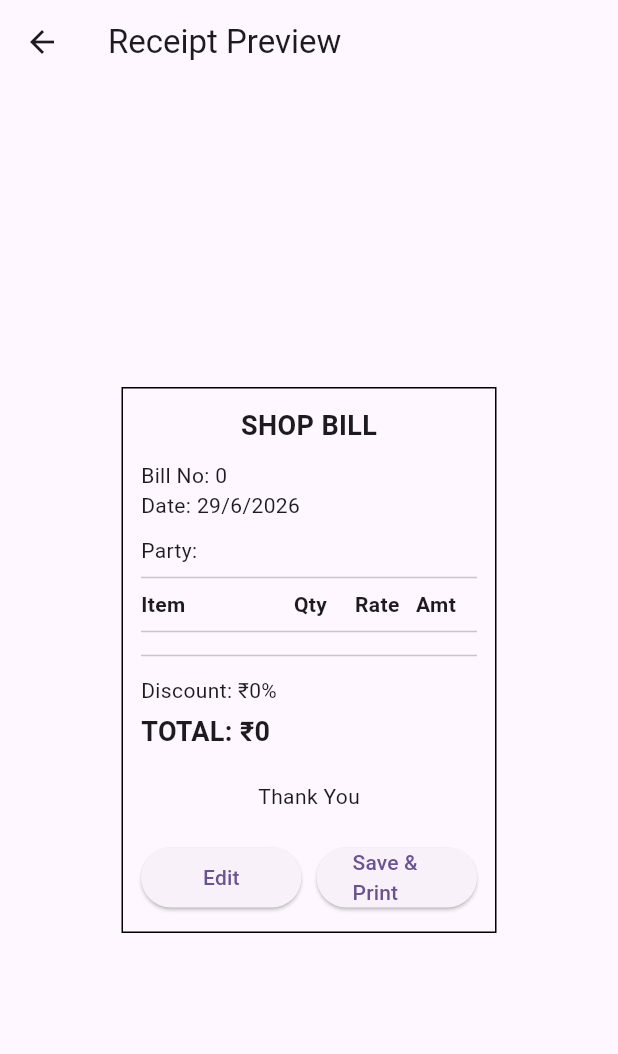
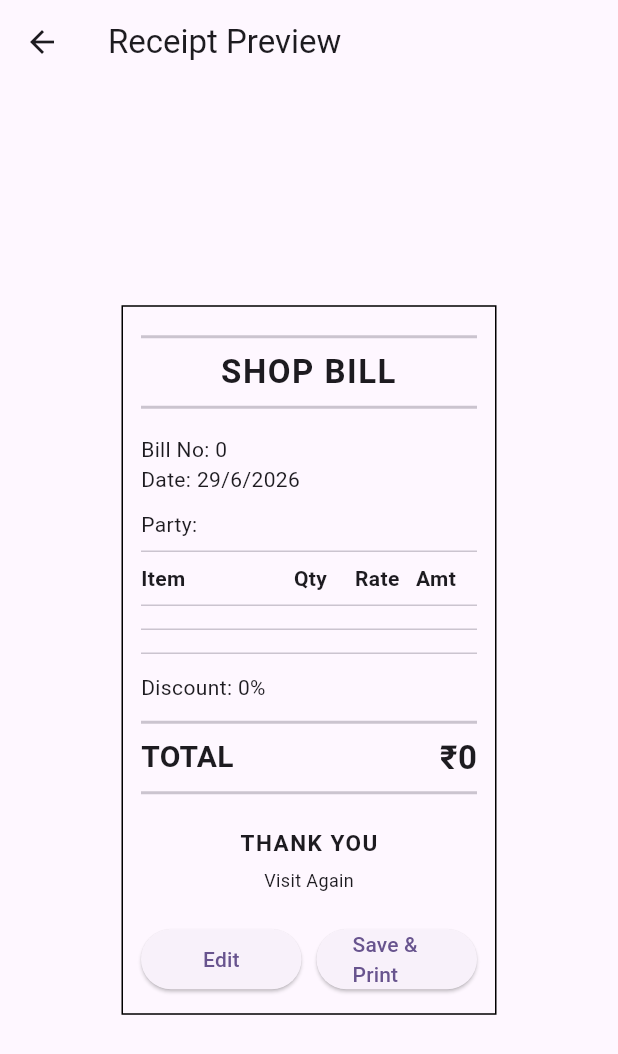
Before and after one commit to sukriti-8/Shopbill, a Flutter app: the ReceiptPreviewScreen screen opened directly with empty values, after a tap on "Save & Print", on a phone screen of 412 x 824 dp. Shown: the top 1054 px of the screen. Run offline on Flutter 3.47's test engine with Material 3 defaults, Android fonts, the phone set to English and light mode, and no system bars; our stand-ins replace hive_flutter, pdf, printing; missing offline and left inert: print_bluetooth_thermal; accounts and stored records are empty.

Commit message:
improved receipt preview and thermal print layout

```diff
--- a/lib/screens/receipt_preview_screen.dart
+++ b/lib/screens/receipt_preview_screen.dart
@@ -30,17 +30,74 @@ class ReceiptPreviewScreen extends StatelessWidget {
               child: Column(
                 crossAxisAlignment: CrossAxisAlignment.start,
                 children: [
-                  const Center(
+                 Builder(
+  builder: (context) {
+
+    final settingsBox = Hive.box('settings');
+
+    final shopName = settingsBox.get(
+      'shopName',
+      defaultValue: 'SHOP BILL',
+    );
+
+    final shopAddress = settingsBox.get(
+      'shopAddress',
+      defaultValue: '',
+    );
+
+    final shopPhone = settingsBox.get(
+      'shopPhone',
+      defaultValue: '',
+    );
+
+    return Column(
+      children: [
+
+        const Divider(thickness: 2),
+
+        Center(
           child: Text(
-                      'SHOP BILL',
-                      style: TextStyle(
-                        fontSize: 18,
+            shopName,
+            textAlign: TextAlign.center,
+            style: const TextStyle(
+              fontSize: 22,
               fontWeight: FontWeight.bold,
+              letterSpacing: 1,
             ),
           ),
         ),
 
+        if (shopAddress.isNotEmpty)
+          Padding(
+            padding: const EdgeInsets.only(top: 4),
+            child: Text(
+              shopAddress,
+              textAlign: TextAlign.center,
+              style: const TextStyle(
+                fontSize: 13,
+              ),
+            ),
+          ),
+
+        if (shopPhone.isNotEmpty)
+          Padding(
+            padding: const EdgeInsets.only(top: 2),
+            child: Text(
+              "Phone : $shopPhone",
+              textAlign: TextAlign.center,
+              style: const TextStyle(
+                fontSize: 13,
+              ),
+            ),
+          ),
+
+        const Divider(thickness: 2),
+
         const SizedBox(height: 10),
+      ],
+    );
+  },
+),
 
                   Text('Bill No: ${bill.billNo}'),
 
@@ -101,47 +158,59 @@ class ReceiptPreviewScreen extends StatelessWidget {
 
                   const Divider(),
 
-                  ...bill.items.asMap().entries.map(
-                    (entry) {
-                      final index = entry.key;
-                      final item = entry.value;
-
+                  ...bill.items.map((item) {
                     return Padding(
-                        padding: const EdgeInsets.symmetric(
-                          vertical: 2,
-                        ),
-                        child: Row(
+                      padding: const EdgeInsets.only(bottom: 10),
+                      child: Column(
+                        crossAxisAlignment: CrossAxisAlignment.start,
                         children: [
 
-
-                            Expanded(
-                              flex: 5,
-                              child: Text(item.itemName),
-                            ),
-
-                            Expanded(
-                              flex: 2,
-                              child: Text('${item.qty}'),
-                            ),
-
-                            Expanded(
-                              flex: 2,
-                              child: Text(
-                                item.rate.toStringAsFixed(0),
+                          Text(
+                            item.itemName,
+                            style: const TextStyle(
+                              fontWeight: FontWeight.w600,
+                              fontSize: 15,
                             ),
                           ),
 
-                            Expanded(
-                              flex: 2,
+                          const SizedBox(height: 2),
+
+                          Row(
+                            mainAxisAlignment: MainAxisAlignment.end,
+                            children: [
+
+                              SizedBox(
+                                width: 35,
+                                child: Text(
+                                  "${item.qty}",
+                                  textAlign: TextAlign.center,
+                                ),
+                              ),
+
+                              SizedBox(
+                                width: 45,
+                                child: Text(
+                                  item.rate.toStringAsFixed(0),
+                                  textAlign: TextAlign.center,
+                                ),
+                              ),
+
+                              SizedBox(
+                                width: 55,
                                 child: Text(
                                   item.amount.toStringAsFixed(0),
+                                  textAlign: TextAlign.end,
+                                  style: const TextStyle(
+                                    fontWeight: FontWeight.bold,
+                                  ),
                                 ),
                               ),
                             ],
                           ),
+                        ],
+                      ),
                     );
-                    },
-                  ),
+                  }),
 
                   const Divider(),
                   if (bill.balanceAdjustment != 0)
@@ -149,25 +218,69 @@ class ReceiptPreviewScreen extends StatelessWidget {
                       'Balance Adj: ₹${bill.balanceAdjustment.toStringAsFixed(0)}',
                     ),
 
-                  const SizedBox(height: 5),
+                  const Divider(),
+
+                  if (bill.balanceAdjustment != 0)
                     Text(
-                    'Discount: ₹${bill.discountPercent.toStringAsFixed(0)}%',
+                      'Balance Adj: ₹${bill.balanceAdjustment.toStringAsFixed(0)}',
                     ),
 
                   const SizedBox(height: 5),
 
                   Text(
-                    'TOTAL: ₹${bill.grandTotal.toStringAsFixed(0)}',
-                    style: const TextStyle(
-                      fontSize: 18,
+                    'Discount: ${bill.discountPercent.toStringAsFixed(0)}%',
+                  ),
+
+                  const SizedBox(height: 5),
+
+                  const Divider(thickness: 2),
+
+                  Row(
+                    mainAxisAlignment: MainAxisAlignment.spaceBetween,
+                    children: [
+
+                      const Text(
+                        "TOTAL",
+                        style: TextStyle(
+                          fontSize: 20,
                           fontWeight: FontWeight.bold,
                         ),
                       ),
 
-                  const SizedBox(height: 20),
+                      Text(
+                        "₹${bill.grandTotal.toStringAsFixed(0)}",
+                        style: const TextStyle(
+                          fontSize: 22,
+                          fontWeight: FontWeight.bold,
+                        ),
+                      ),
+                    ],
+                  ),
+
+                  const Divider(thickness: 2),
+
+                  const SizedBox(height: 15),
 
                   const Center(
-                    child: Text('Thank You'),
+                    child: Text(
+                      "THANK YOU",
+                      style: TextStyle(
+                        fontWeight: FontWeight.bold,
+                        fontSize: 15,
+                        letterSpacing: 1,
+                      ),
+                    ),
+                  ),
+
+                  const SizedBox(height: 6),
+
+                  const Center(
+                    child: Text(
+                      "Visit Again",
+                      style: TextStyle(
+                        fontSize: 12,
+                      ),
+                    ),
                   ),
 
                   const SizedBox(height: 20),
--- a/lib/services/printer_service.dart
+++ b/lib/services/printer_service.dart
@@ -41,8 +41,7 @@ class PrinterService {
 
     String receipt = '';
 
-    receipt += '$shopName\n';
-
+    receipt += '      $shopName\n';
     if (shopAddress.isNotEmpty) {
       receipt += '$shopAddress\n';
     }
@@ -50,6 +49,8 @@ class PrinterService {
    if (shopPhone.isNotEmpty) {
     receipt += 'Phone: $shopPhone\n';
     }
+
+    receipt += '\n';
 
     receipt +=
         '----------------------------\n';
@@ -65,12 +66,17 @@ class PrinterService {
         'Party   : ${bill.partyName}\n';
     }
 
+    receipt += '\n';
+
     receipt +=
         '----------------------------\n';
 
     receipt +=
-        'Item         Qty Rate   Amt\n';
-
+        'ITEM'.padRight(20) +
+        'QTY'.padLeft(3) +
+        'RATE'.padLeft(6) +
+        'AMT'.padLeft(6) +
+        '\n';
     receipt +=
         '----------------------------\n';
 
@@ -79,22 +85,14 @@ class PrinterService {
   final item = bill.items[i];
 
 
-  String name =
-      item.itemName.length > 10
-          ? item.itemName.substring(0, 10)
-          : item.itemName.padRight(10);
+  String name = item.itemName;
 
-  String qty =
-      item.qty.toString().padLeft(4);
-
-  String rate =
-      item.rate.toStringAsFixed(0).padLeft(6);
-
-  String amount =
-      item.amount.toStringAsFixed(0).padLeft(6);
+  receipt += "$name\n";
 
   receipt +=
-      '$name$qty$rate$amount\n';
+        "${item.qty.toString().padLeft(18)}"
+        "${item.rate.toStringAsFixed(0).padLeft(7)}"
+        "${item.amount.toStringAsFixed(0).padLeft(7)}\n\n";
 }
     receipt +=
         '----------------------------\n';
@@ -116,16 +114,26 @@ class PrinterService {
     }
 
     receipt +=
-        'TOTAL'.padRight(24) +
-        bill.grandTotal.toStringAsFixed(0) +
-        '\n';
+    '============================\n';
+
+    receipt +=
+        'TOTAL'.padRight(18) +
+        '₹${bill.grandTotal.toStringAsFixed(0)}\n';
+
+    receipt +=
+        '============================\n';
 
     receipt +=
         '----------------------------\n';
 
     receipt +=
-        '\nThank You\n\n\n';
+    '\n';
 
+    receipt +=
+        '      THANK YOU\n';
+
+    receipt +=
+        '     Visit Again\n\n\n';
         await PrintBluetoothThermal.writeBytes(
         receipt.codeUnits,
     );
```
Also changed, not shown: lib/screens/invoice_details_screen.dart (added, +64 -0 lines). Lines whose indentation alone changed are shown as unchanged.
